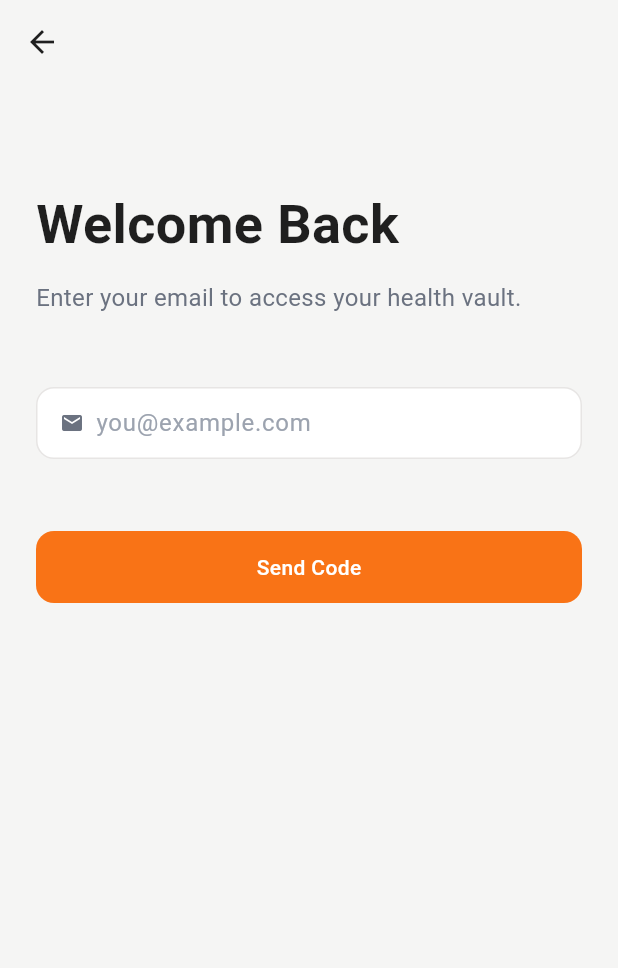
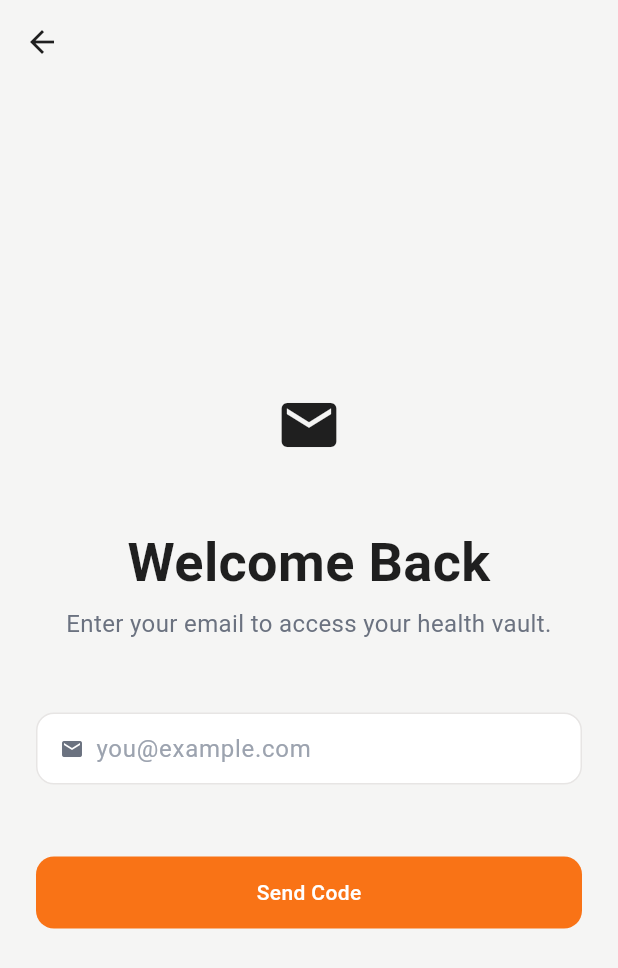
Before and after one commit to naru1790/vitalo, a Flutter app: the screen it shows after launch, after a tap on "Continue with Email", on a phone screen of 412 x 824 dp. Shown: the top 968 px of the screen. Run offline on Flutter 3.47's test engine with Material 3 defaults, Android fonts, the phone set to English and light mode, and no system bars; our stand-ins replace flutter_riverpod, flutter_secure_storage, font_awesome_flutter, go_router, google_sign_in, shared_preferences and 2 more; missing offline and left inert: country_state_city; accounts and stored records are empty.

Commit message:
feat: Introduce Centered Focus and Stage page archetypes with semantic hero icons for improved layout management

```diff
--- /dev/null
+++ b/lib/design/adaptive/pages/centered_focus_page.dart
@@ -0,0 +1,98 @@
+// @frozen
+// PAGE ARCHETYPE: CENTERED FOCUS
+// ═══════════════════════════════════════════════════════════════════════════
+//
+// Intent: Capture complete user attention for a single, focused task.
+//
+// Encodes:
+// - Vertically centered content within safe area
+// - Horizontally constrained content (maxWidth: 400pt)
+// - No scroll by default (keyboard-safe shifting only)
+//
+// Typical use cases:
+// - OTP verification
+// - Email sign-in
+// - Password reset
+// - Single-question prompts
+//
+// This page MUST NOT:
+// - Anchor content to top of screen
+// - Allow horizontal scrolling
+// - Contain lists, feeds, or browsable content
+// - Include bottom navigation
+//
+// ═══════════════════════════════════════════════════════════════════════════
+
+import 'package:flutter/widgets.dart';
+
+import '../widgets/app_page_body.dart';
+import '../widgets/app_scaffold.dart';
+
+/// Maximum content width for focused pages.
+///
+/// Prevents content from stretching on wide screens.
+/// Improves focus and readability.
+const double _kMaxContentWidth = 400.0;
+
+/// Centered Focus Page archetype.
+///
+/// Vertically centers content within the viewport.
+/// Applies horizontal constraint for focus.
+/// No scroll by default — content must fit the viewport.
+///
+/// Use for single-task completion screens:
+/// - OTP verification
+/// - Email sign-in
+/// - Password reset
+class CenteredFocusPage extends StatelessWidget {
+  const CenteredFocusPage({
+    super.key,
+    required this.child,
+    this.title,
+    this.leadingAction,
+    this.trailingActions = const [],
+    this.backgroundSurface = AppBackgroundSurface.base,
+  });
+
+  /// The focused content to display.
+  ///
+  /// Should be a Column with hero icon, title, subtitle, input, and action.
+  /// Must fit within the viewport without scrolling.
+  final Widget child;
+
+  /// Optional title displayed in the navigation bar.
+  final String? title;
+
+  /// Optional leading navigation action (back, close).
+  final AppBarAction? leadingAction;
+
+  /// Optional trailing actions in the navigation bar.
+  final List<AppBarAction> trailingActions;
+
+  /// Semantic surface layer for page background.
+  final AppBackgroundSurface backgroundSurface;
+
+  @override
+  Widget build(BuildContext context) {
+    return AppScaffold(
+      title: title,
+      leadingAction: leadingAction,
+      trailingActions: trailingActions,
+      safeArea: AppSafeArea.all,
+      backgroundSurface: backgroundSurface,
+      chromeStyle: AppChromeStyle.transparent,
+
+      // Keyboard handling via scaffold resize — no scroll needed.
+      resizeToAvoidBottomInset: true,
+
+      body: Center(
+        child: AppPageBody(
+          child: ConstrainedBox(
+            constraints: const BoxConstraints(maxWidth: _kMaxContentWidth),
+            child: child,
+          ),
+        ),
+      ),
+    );
+  }
+}
--- /dev/null
+++ b/lib/design/adaptive/pages/stage_page.dart
@@ -0,0 +1,121 @@
+// @frozen
+// PAGE ARCHETYPE: STAGE / LANDING
+// ═══════════════════════════════════════════════════════════════════════════
+//
+// Intent: Establish identity, orient the user, provide navigation anchors.
+//
+// Encodes:
+// - Split layout: flexible hero top, anchored actions bottom
+// - No scroll by default
+// - Full-width regions, constrained inner content
+//
+// Typical use cases:
+// - App entry / welcome screen
+// - Home screen (post-login anchor)
+// - Marketing-style introduction pages
+// - Feature gate pages
+//
+// This page MUST NOT:
+// - Display dense content or lists
+// - Allow horizontal scrolling
+// - Include inline forms
+// - Compete for attention with multiple equal-weight actions
+//
+// ═══════════════════════════════════════════════════════════════════════════
+
+import 'package:flutter/widgets.dart';
+
+import '../widgets/app_page_body.dart';
+import '../widgets/app_scaffold.dart';
+
+/// Stage / Landing Page archetype.
+///
+/// Split layout with flexible hero section and anchored actions.
+/// No scroll by default — content is minimal and impactful.
+///
+/// Use for orientation and navigation anchor screens:
+/// - App entry / welcome
+/// - Home screen
+/// - Marketing pages
+class StagePage extends StatelessWidget {
+  const StagePage({
+    super.key,
+    required this.hero,
+    required this.actions,
+    this.title,
+    this.leadingAction,
+    this.trailingActions = const [],
+    this.backgroundSurface = AppBackgroundSurface.base,
+  });
+
+  /// The hero section (brand, mascot, value proposition).
+  ///
+  /// Placed in a Flexible container, vertically centered.
+  /// Expands to fill available space above actions.
+  final Widget hero;
+
+  /// The actions section (CTAs, navigation).
+  ///
+  /// Anchored to the bottom of the safe area.
+  /// Does not expand — uses intrinsic height.
+  final Widget actions;
+
+  /// Optional title displayed in the navigation bar.
+  final String? title;
+
+  /// Optional leading navigation action.
+  final AppBarAction? leadingAction;
+
+  /// Optional trailing actions in the navigation bar.
+  final List<AppBarAction> trailingActions;
+
+  /// Semantic surface layer for page background.
+  final AppBackgroundSurface backgroundSurface;
+
+  @override
+  Widget build(BuildContext context) {
+    return AppScaffold(
+      title: title,
+      leadingAction: leadingAction,
+      trailingActions: trailingActions,
+      safeArea: AppSafeArea.all,
+      backgroundSurface: backgroundSurface,
+      body: _StageViewport(hero: hero, actions: actions),
+    );
+  }
+}
+
+// ═══════════════════════════════════════════════════════════════════════════
+// PRIVATE STRUCTURAL PRIMITIVES
+// ═══════════════════════════════════════════════════════════════════════════
+
+/// Split layout viewport for Stage / Landing pages.
+///
+/// Encodes:
+/// - Hero region: expands to fill available space, content centered
+/// - Actions region: bottom-anchored, intrinsic height
+///
+/// Relies on finite constraints from AppScaffold.
+/// Does NOT scroll — Stage pages are guaranteed to fit the viewport.
+/// If content overflows, that is a design error, not a layout concern.
+class _StageViewport extends StatelessWidget {
+  const _StageViewport({required this.hero, required this.actions});
+
+  final Widget hero;
+  final Widget actions;
+
+  @override
+  Widget build(BuildContext context) {
+    return Column(
+      children: [
+        // Hero region: expands and centers content
+        Expanded(
+          child: Center(child: AppPageBody(child: hero)),
+        ),
+
+        // Actions region: bottom-anchored, intrinsic height
+        AppPageBody(child: actions),
+      ],
+    );
+  }
+}
--- /dev/null
+++ b/lib/design/adaptive/widgets/app_focus_hero_icon.dart
@@ -0,0 +1,54 @@
+// @frozen
+// CENTERED FOCUS HERO ICON
+// ═══════════════════════════════════════════════════════════════════════════
+//
+// Semantic hero icon for Centered Focus page archetypes.
+//
+// This widget encodes the canonical visual size for hero icons in
+// single-task, attention-critical screens (Email, OTP, Password reset).
+//
+// Feature code must NOT define hero icon sizing — this primitive owns it.
+//
+// ═══════════════════════════════════════════════════════════════════════════
+
+import 'package:flutter/widgets.dart';
+
+import '../../tokens/icons.dart' as icons;
+import 'app_icon.dart';
+
+/// Canonical hero icon size for Centered Focus pages.
+///
+/// Uses 44pt for prominent visual presentation in focused layouts.
+/// This is a frozen layout constant, not a spacing token.
+const double _kHeroIconSize = 44.0;
+
+/// Semantic hero icon for Centered Focus page archetypes.
+///
+/// Encodes the canonical visual size and presentation for hero icons
+/// in single-task, attention-critical screens.
+///
+/// This is a layout-only primitive. It does not manage interaction.
+///
+/// Use in:
+/// - Email sign-in
+/// - OTP verification
+/// - Password reset
+/// - Single-question prompts
+class AppFocusHeroIcon extends StatelessWidget {
+  const AppFocusHeroIcon({super.key, required this.icon});
+
+  /// The semantic icon to display.
+  final icons.AppIcon icon;
+
+  @override
+  Widget build(BuildContext context) {
+    return SizedBox(
+      width: _kHeroIconSize,
+      height: _kHeroIconSize,
+      child: FittedBox(
+        fit: BoxFit.contain,
+        child: AppIcon(icon, size: AppIconSize.large),
+      ),
+    );
+  }
+}
--- a/lib/design/adaptive/widgets/app_page_body.dart
+++ b/lib/design/adaptive/widgets/app_page_body.dart
@@ -1,36 +1,24 @@
 import 'package:flutter/widgets.dart';
 
 import '../../tokens/spacing.dart';
-
-enum AppPageScroll {
-  /// Scroll when content overflows.
-  auto,
-
-  /// Always scrollable (even if content fits).
-  always,
-
-  /// Fixed layout (no scrolling).
-  never,
-}
 
 enum AppPagePadding { none, compact, standard, spacious }
 
 /// Tier-0 canonical page body.
 ///
-/// Owns:
-/// - Scroll mechanics
-/// - Page padding (semantic, token-driven)
-/// - Safe default vertical layout container
+/// Provides semantic padding only. Does NOT own scroll.
+/// Scroll ownership belongs to page archetypes.
+///
+/// This widget is constraint-neutral: it accepts finite constraints
+/// from its parent and preserves them unchanged.
 class AppPageBody extends StatelessWidget {
   const AppPageBody({
     super.key,
     required this.child,
-    this.scroll = AppPageScroll.auto,
     this.padding = AppPagePadding.standard,
   });
 
   final Widget child;
-  final AppPageScroll scroll;
   final AppPagePadding padding;
 
   @override
@@ -44,34 +32,6 @@ class AppPageBody extends StatelessWidget {
       AppPagePadding.spacious => EdgeInsets.all(spacing.xl),
     };
 
-    final Widget content;
-    if (child is Column) {
-      content = child;
-    } else {
-      content = Column(
-        crossAxisAlignment: CrossAxisAlignment.stretch,
-        children: [child],
-      );
-    }
-
-    final padded = Padding(padding: resolvedPadding, child: content);
-
-    return switch (scroll) {
-      AppPageScroll.never => padded,
-      AppPageScroll.always => SingleChildScrollView(
-        physics: const AlwaysScrollableScrollPhysics(),
-        child: padded,
-      ),
-      AppPageScroll.auto => LayoutBuilder(
-        builder: (context, constraints) {
-          return SingleChildScrollView(
-            child: ConstrainedBox(
-              constraints: BoxConstraints(minHeight: constraints.maxHeight),
-              child: padded,
-            ),
-          );
-        },
-      ),
-    };
+    return Padding(padding: resolvedPadding, child: child);
   }
 }
--- a/lib/features/auth/presentation/email_signin_screen.dart
+++ b/lib/features/auth/presentation/email_signin_screen.dart
@@ -1,3 +1,8 @@
+/// PAGE ARCHETYPE: CENTERED FOCUS
+/// This screen must remain single-task, vertically centered,
+/// and free of navigation, lists, or secondary actions.
+library;
+
 import 'package:flutter/services.dart' show TextInputAction, TextInputType;
 import 'package:flutter/widgets.dart';
 import 'package:go_router/go_router.dart';
@@ -98,29 +103,33 @@ class _EmailSignInScreenState extends State<EmailSignInScreen> {
 
   @override
   Widget build(BuildContext context) {
-    return AppScaffold(
+    return CenteredFocusPage(
       leadingAction: AppBarBackAction(onPressed: _goBack),
-      safeArea: AppSafeArea.all,
-      backgroundSurface: AppBackgroundSurface.base,
-      chromeStyle: AppChromeStyle.transparent,
-      body: KeyboardDismissSurface(child: _buildEmailStep()),
+      child: _buildEmailStep(),
     );
   }
 
   Widget _buildEmailStep() {
     final spacing = Spacing.of;
 
-    return AppPageBody(
-      child: Column(
-        crossAxisAlignment: CrossAxisAlignment.stretch,
+    /// Centered Focus canonical content order — do not reorder.
+    return Column(
+      mainAxisSize: MainAxisSize.min,
       children: [
+        // 1. Hero icon
+        const AppFocusHeroIcon(icon: AppIconId.authEmail),
         SizedBox(height: spacing.xl),
-          const AppText('Welcome Back', variant: AppTextVariant.display),
-          SizedBox(height: spacing.md),
+        const AppText(
+          'Welcome Back',
+          variant: AppTextVariant.display,
+          align: TextAlign.center,
+        ),
+        SizedBox(height: spacing.sm),
         const AppText(
           'Enter your email to access your health vault.',
           variant: AppTextVariant.body,
           color: AppTextColor.secondary,
+          align: TextAlign.center,
         ),
         SizedBox(height: spacing.xl),
         AppTextField(
@@ -134,7 +143,6 @@ class _EmailSignInScreenState extends State<EmailSignInScreen> {
           onChanged: (_) => _clearEmailError(),
           onSubmitted: _sendCode,
         ),
-          // Inline validation error (iOS HIG pattern)
         if (_emailError != null) ...[
           SizedBox(height: spacing.sm),
           InlineFeedbackMessage(
@@ -151,7 +159,6 @@ class _EmailSignInScreenState extends State<EmailSignInScreen> {
           variant: AppButtonVariant.primary,
         ),
       ],
-      ),
     );
   }
 }
--- a/lib/features/landing/presentation/landing_screen.dart
+++ b/lib/features/landing/presentation/landing_screen.dart
@@ -13,17 +13,9 @@ class LandingScreen extends StatelessWidget {
 
   @override
   Widget build(BuildContext context) {
-    return const AppScaffold(
-      safeArea: AppSafeArea.all,
-      body: Column(
-        children: [
-          // Top Section: Brand Hook (flexible, scroll-safe)
-          Flexible(child: _BrandHookSection()),
-
-          // Bottom Section: Actions (bottom-anchored)
-          _ActionsSection(),
-        ],
-      ),
+    return const StagePage(
+      hero: _BrandHookSection(),
+      actions: _ActionsSection(),
     );
   }
 }
@@ -35,9 +27,7 @@ class _BrandHookSection extends StatelessWidget {
   Widget build(BuildContext context) {
     final spacing = Spacing.of;
 
-    return Center(
-      child: AppPageBody(
-        child: Column(
+    return Column(
       mainAxisSize: MainAxisSize.min,
       children: [
         const FluxMascot(size: 200),
@@ -65,8 +55,6 @@ class _BrandHookSection extends StatelessWidget {
           align: TextAlign.center,
         ),
       ],
-        ),
-      ),
     );
   }
 }
@@ -149,10 +137,7 @@ class _ActionsSectionState extends State<_ActionsSection> {
   Widget build(BuildContext context) {
     final spacing = Spacing.of;
 
-    return AppPageBody(
-      scroll: AppPageScroll.never,
-      child: Column(
-        mainAxisAlignment: MainAxisAlignment.end,
+    return Column(
       crossAxisAlignment: CrossAxisAlignment.stretch,
       children: [
         AuthActionStack(
@@ -164,12 +149,8 @@ class _ActionsSectionState extends State<_ActionsSection> {
 
         SizedBox(height: spacing.xl),
 
-          AuthFooterLinks(
-            onTerms: _handleTermsTap,
-            onPrivacy: _handlePrivacyTap,
-          ),
+        AuthFooterLinks(onTerms: _handleTermsTap, onPrivacy: _handlePrivacyTap),
       ],
-      ),
     );
   }
 }
```
Also changed, not shown: lib/design/design.dart (+8 -0 lines), lib/features/auth/presentation/otp_verification_screen.dart (+10 -29 lines), lib/features/home/presentation/home_screen.dart (+3 -10 lines), 1 other file. Lines whose indentation alone changed are shown as unchanged.
